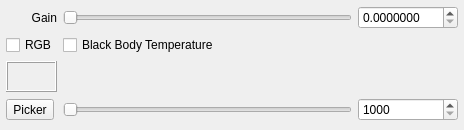
Old version of the form qtgui/lightgroup.ui in the repository connectthefuture/LuxRender.
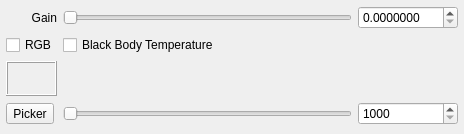
New version of the form. Icons and pictures are not drawn.

Patch:
```diff
--- a/qtgui/lightgroup.ui
+++ b/qtgui/lightgroup.ui
@@ -7,7 +7,7 @@
     <x>0</x>
     <y>0</y>
     <width>464</width>
-    <height>130</height>
+    <height>134</height>
    </rect>
   </property>
   <property name="windowTitle">
@@ -31,7 +31,7 @@
      <property name="verticalSpacing">
       <number>6</number>
      </property>
-     <item row="0" column="0">
+     <item row="1" column="0">
       <widget class="QLabel" name="label_gain">
        <property name="text">
         <string>Gain</string>
@@ -41,7 +41,7 @@
        </property>
       </widget>
      </item>
-     <item row="0" column="1">
+     <item row="1" column="1">
       <widget class="QSlider" name="slider_gain">
        <property name="minimumSize">
         <size>
@@ -60,7 +60,7 @@
        </property>
       </widget>
      </item>
-     <item row="0" column="2">
+     <item row="1" column="2">
       <widget class="QDoubleSpinBox" name="spinBox_gain">
        <property name="sizePolicy">
         <sizepolicy hsizetype="Expanding" vsizetype="Fixed">
@@ -97,7 +97,7 @@
        </property>
       </widget>
      </item>
-     <item row="1" column="0">
+     <item row="2" column="0">
       <widget class="QCheckBox" name="checkBox_enableRGB">
        <property name="toolTip">
         <string>Enable RGB Colour adjustment</string>
@@ -107,7 +107,7 @@
        </property>
       </widget>
      </item>
-     <item row="1" column="1" colspan="2">
+     <item row="2" column="1">
       <widget class="QCheckBox" name="checkBox_enableBB">
        <property name="toolTip">
         <string>Enable BlackBody Temperature Adjustment</string>
@@ -117,7 +117,7 @@
        </property>
       </widget>
      </item>
-     <item row="3" column="1">
+     <item row="4" column="1">
       <widget class="QLabel" name="label_colortemp">
        <property name="enabled">
         <bool>true</bool>
@@ -145,7 +145,7 @@
        </property>
       </widget>
      </item>
-     <item row="4" column="1">
+     <item row="5" column="1">
       <widget class="QSlider" name="slider_colortemp">
        <property name="enabled">
         <bool>true</bool>
@@ -167,7 +167,7 @@
        </property>
       </widget>
      </item>
-     <item row="4" column="2">
+     <item row="5" column="2">
       <widget class="QDoubleSpinBox" name="spinBox_colortemp">
        <property name="sizePolicy">
         <sizepolicy hsizetype="Expanding" vsizetype="Fixed">
@@ -207,7 +207,7 @@
        </property>
       </widget>
      </item>
-     <item row="3" column="0">
+     <item row="4" column="0">
       <widget class="QLabel" name="toolButton_colorfield">
        <property name="frameShape">
         <enum>QFrame::Box</enum>
@@ -220,7 +220,7 @@
        </property>
       </widget>
      </item>
-     <item row="4" column="0">
+     <item row="5" column="0">
       <widget class="QToolButton" name="toolButton_colorpicker">
        <property name="toolTip">
         <string>Adjust RGB Colour</string>
```
